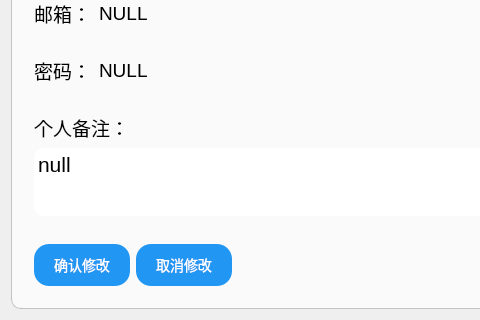
Qt form CustomerDetailDialog.ui (xuanyuanbuchen/LoginWindow) before a commit; both pictures show x 0 to 480 and y 412 to 732 of the 565 by 732 pixel window.
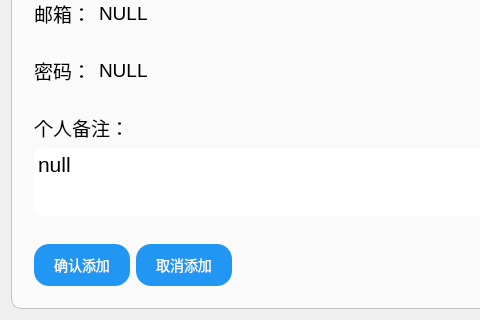
The same form after that commit. Icons and pictures are not drawn. Custom widgets are drawn as their Qt base class.

Commit message: 1.把所有的cpp和头文件都改成了UTF-8编码。 2.TableViewPagination现在彻底改变了，可以看作是一个分页计算器，不涉及任何的数据操作。 3.由于TableViewPagination的改变，所有使用了TableViewPagination的文件都被我修改了。 4.SqlTools增加了几个结构体，用来返回查找的内容，全都是用的string，方便sql的查询，不用再sql中进行转换。 5.SqlTools添加了很多查询函数，把B/S的操作全部都声明了，实现就要看那哥们的了。 6.所有的文件，但凡是涉及到数据的查询/修改的都已经接上了SqlTools的接口，接下来只要等待那哥们实现具体的Sql能够返回数据，就可以测试了。 7.ManagerWindowClass增加了很多槽函数，把所有的组件都连接上了槽函数，实现了全部组件的功能，但是具体有没有Bug还待测试。 8.添加了很多新的Dialog，几乎都是用来进行添加操作的。 9.把很多的操作都进行了分类，封装，看起来更加顺眼了，虽然好像还是很乱

Diff of the .ui file:
```diff
--- a/CustomerDetailDialog.ui
+++ b/CustomerDetailDialog.ui
@@ -468,7 +468,7 @@
 }</string>
            </property>
            <property name="text">
-            <string>确认修改</string>
+            <string>确认添加</string>
            </property>
           </widget>
          </item>
@@ -503,7 +503,7 @@
 }</string>
            </property>
            <property name="text">
-            <string>取消修改</string>
+            <string>取消添加</string>
            </property>
           </widget>
          </item>
```
Left out of the diff: 132 changed lines with no effect on the pictures. The commit also changes 41 other files.
